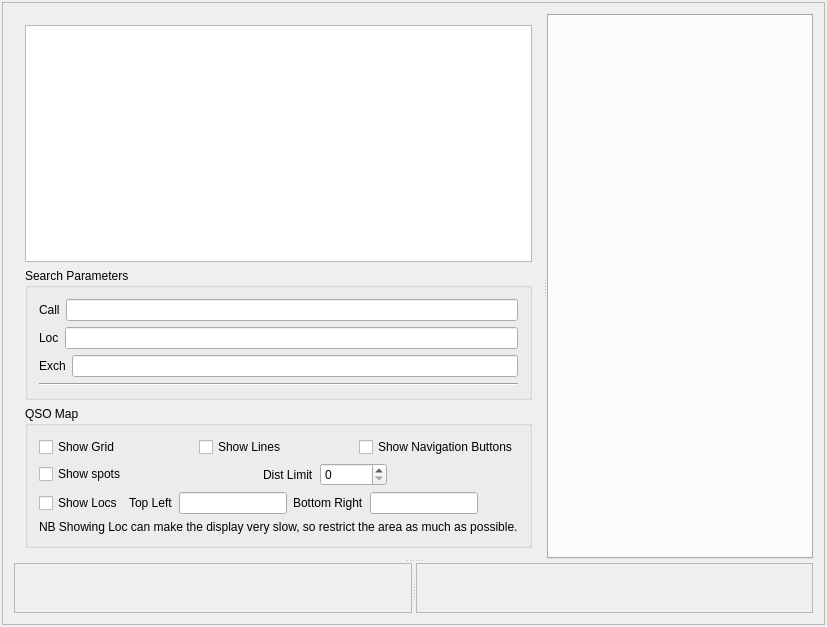
This is mqt/MqtMonitor/MonitorMain.ui in Rsclub22/Minos2-Mirror as Qt 5 draws it before an edit. The edited form follows.
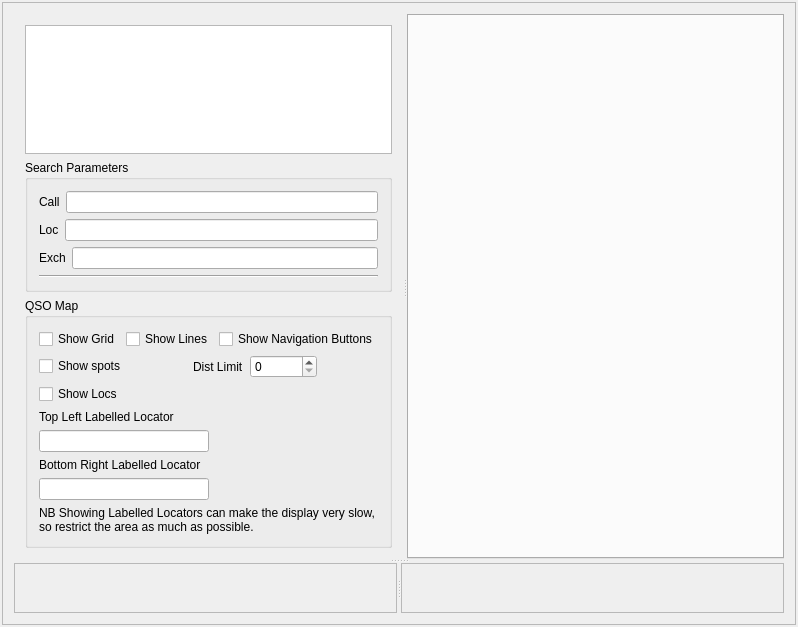
This is the edited form. Custom widgets are drawn as their Qt base class.

```diff
--- a/mqt/MqtMonitor/MonitorMain.ui
+++ b/mqt/MqtMonitor/MonitorMain.ui
@@ -6,7 +6,7 @@
    <rect>
     <x>0</x>
     <y>0</y>
-    <width>827</width>
+    <width>798</width>
     <height>627</height>
    </rect>
   </property>
@@ -222,8 +222,6 @@
                 </layout>
                </item>
                <item>
-                <layout class="QHBoxLayout" name="horizontalLayout_7">
-                 <item>
                   <widget class="QCheckBox" name="showLocs">
                    <property name="text">
                     <string>Show Locs</string>
@@ -233,25 +231,44 @@
                  <item>
                   <widget class="QLabel" name="label_5">
                    <property name="text">
-                    <string>Top Left</string>
+                  <string>Top Left Labelled Locator</string>
                    </property>
                   </widget>
                  </item>
+               <item>
+                <layout class="QHBoxLayout" name="horizontalLayout_7">
                  <item>
                   <widget class="QLineEdit" name="locTL"/>
                  </item>
                  <item>
+                  <spacer name="horizontalSpacer_3">
+                   <property name="orientation">
+                    <enum>Qt::Horizontal</enum>
+                   </property>
+                   <property name="sizeHint" stdset="0">
+                    <size>
+                     <width>40</width>
+                     <height>20</height>
+                    </size>
+                   </property>
+                  </spacer>
+                 </item>
+                </layout>
+               </item>
+               <item>
                   <widget class="QLabel" name="label_6">
                    <property name="text">
-                    <string>Bottom Right</string>
+                  <string>Bottom Right Labelled Locator</string>
                    </property>
                   </widget>
                  </item>
+               <item>
+                <layout class="QHBoxLayout" name="horizontalLayout_8">
                  <item>
                   <widget class="QLineEdit" name="locBR"/>
                  </item>
                  <item>
-                  <spacer name="horizontalSpacer_3">
+                  <spacer name="horizontalSpacer_4">
                    <property name="orientation">
                     <enum>Qt::Horizontal</enum>
                    </property>
@@ -268,7 +285,7 @@
                <item>
                 <widget class="QLabel" name="label_7">
                  <property name="text">
-                  <string>NB Showing Loc can make the display very slow, so restrict the area as much as possible.</string>
+                  <string>NB Showing Labelled Locators can make the display very slow, so restrict the area as much as possible.</string>
                  </property>
                  <property name="wordWrap">
                   <bool>true</bool>
```
Lines whose indentation alone changed are shown as unchanged.
